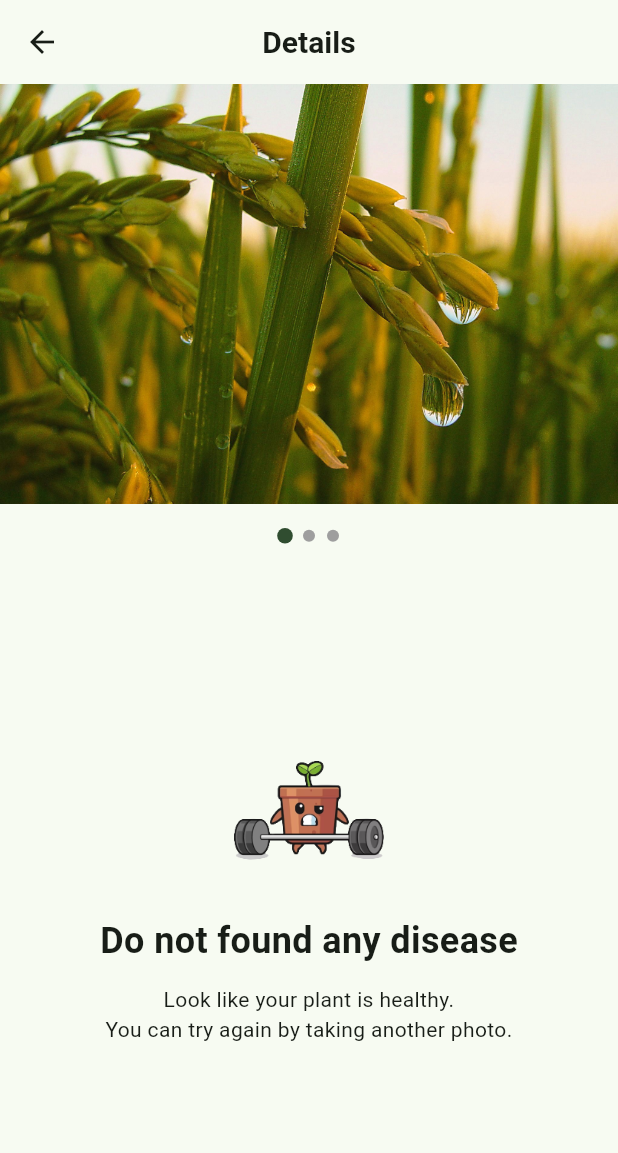
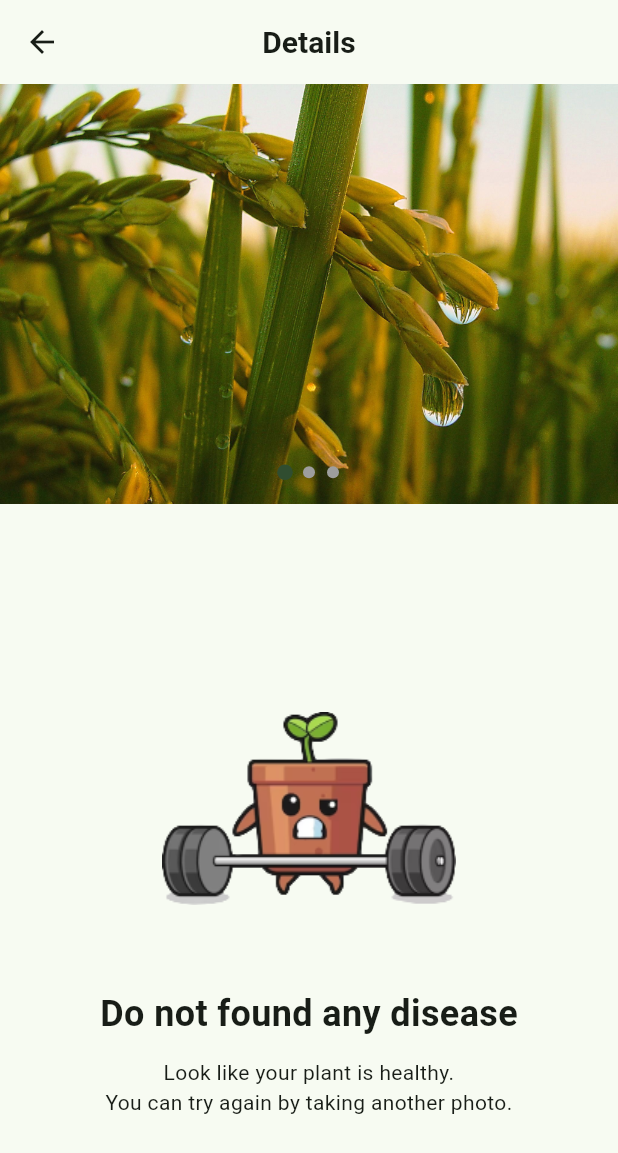
Before and after one commit to Narutchai01/Plant-Diseases-Detec-application, a Flutter app: the Resultnotfound screen opened directly, on a phone screen of 412 x 824 dp. Shown: the top 1153 px of the screen. Run offline on Flutter 3.47's test engine with Material 3 defaults, Android fonts, the phone set to English and light mode, and no system bars; drawn by our look-alikes of smooth_page_indicator.

Commit message:
edit_notfound

```diff
--- a/lib/screen/Result/Result.dart
+++ b/lib/screen/Result/Result.dart
@@ -15,7 +15,7 @@ class _ResultState extends State<Result> {
   @override
   void initState() {
     super.initState();
-    _isExpanded = false; // Initialize _isExpanded to false
+    _isExpanded = false;
   }
 
   @override
--- a/lib/screen/Result/Resultnotfound.dart
+++ b/lib/screen/Result/Resultnotfound.dart
@@ -29,12 +29,14 @@ class _ResultnotfoundState extends State<Resultnotfound> {
           ),
         ),
         centerTitle: true,
-        titleSpacing: 0.0, // Remove default title spacing
+        titleSpacing: 0.0,
       ),
       body: Column(
         children: [
+          Stack(
+            children: [
               SizedBox(
-            height: 280, // Height of the PageView
+                height: 280,
                 child: PageView(
                   controller: _pageController,
                   children: [
@@ -53,9 +55,13 @@ class _ResultnotfoundState extends State<Resultnotfound> {
                   ],
                 ),
               ),
-          SizedBox(height: 16),
-          SmoothPageIndicator(
-            controller: _pageController, // PageController
+              Positioned(
+                left: 0,
+                right: 0,
+                bottom: 16,
+                child: Center(
+                  child: SmoothPageIndicator(
+                    controller: _pageController,
                     count: 3,
                     effect: ScrollingDotsEffect(
                       dotHeight: 8,
@@ -64,6 +70,11 @@ class _ResultnotfoundState extends State<Resultnotfound> {
                       dotColor: Colors.grey,
                     ),
                   ),
+                ),
+              ),
+            ],
+          ),
+          SizedBox(height: 24),
           Expanded(
             child: Center(
               child: Column(
@@ -71,8 +82,8 @@ class _ResultnotfoundState extends State<Resultnotfound> {
                 children: [
                   Image.asset(
                     'assets/images/grownplant.png',
-                    width: 100,
-                    height: 100,
+                    width: 200,
+                    height: 200,
                   ),
                   SizedBox(height: 20), //spacing
                   Text(
```
Lines whose indentation alone changed are shown as unchanged.
